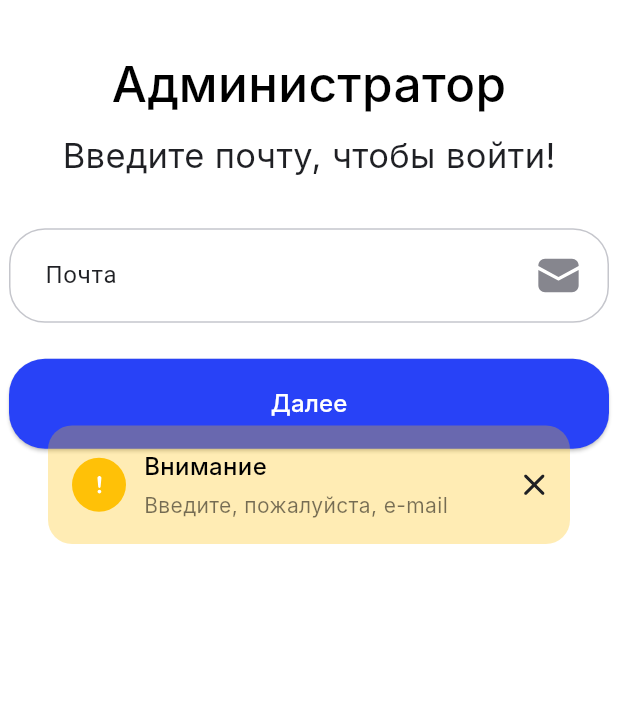
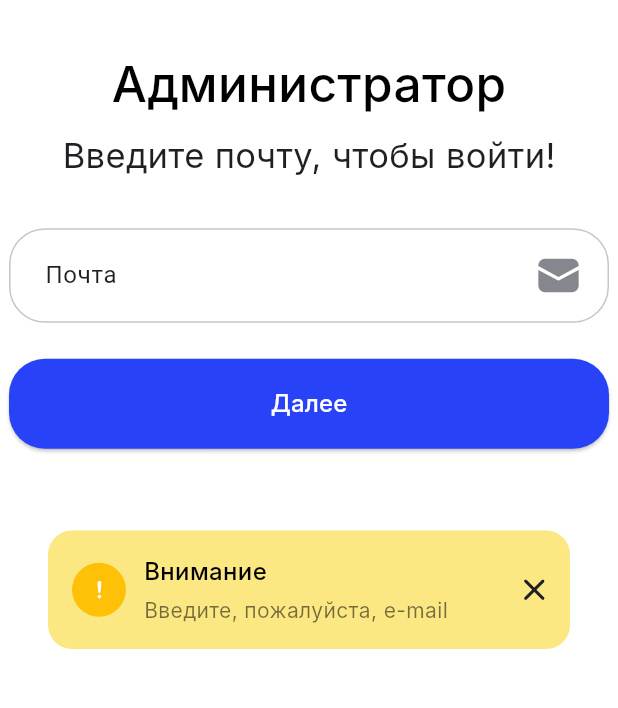
Before and after one commit to TP-Jobsy/jobsy-admin, a Flutter app: the screen it shows after launch, after a tap on "Далее", on a phone screen of 412 x 824 dp, the part 491-1199 px from its top. Run offline on Flutter 3.47's test engine with Material 3 defaults, Android fonts, the phone set to English and light mode, and no system bars; our stand-ins replace cached_network_image, flutter_secure_storage, flutter_svg; accounts and stored records are empty; network calls fail; Roboto replaces fonts that are missing (Inter).

Commit message:
feat: fix design

```diff
--- a/lib/model/error_snackbar.dart
+++ b/lib/model/error_snackbar.dart
@@ -18,7 +18,7 @@ class ErrorSnackbar {
       backgroundColor: Colors.transparent,
       elevation: 0,
       behavior: SnackBarBehavior.floating,
-      margin: const EdgeInsets.symmetric(horizontal: 16, vertical: 120),
+      margin: const EdgeInsets.symmetric(horizontal: 16, vertical: 50),
       duration: const Duration(seconds: 4),
       content: Container(
         padding: const EdgeInsets.all(16),
@@ -94,7 +94,7 @@ class ErrorSnackbar {
     switch (type) {
       case ErrorType.info:
         return _SnackbarConfig(
-          background: Palette.blue1.withOpacity(0.2),
+          background: Palette.blue1,
           iconBackground: Palette.blue1,
           iconWidget: SvgPicture.asset(
             'assets/icons/Info.svg',
@@ -104,7 +104,7 @@ class ErrorSnackbar {
         );
       case ErrorType.success:
         return _SnackbarConfig(
-          background: Palette.green.withOpacity(0.2),
+          background: Palette.success,
           iconBackground: Palette.green,
           iconWidget: SvgPicture.asset(
             'assets/icons/Success.svg',
@@ -114,7 +114,7 @@ class ErrorSnackbar {
         );
       case ErrorType.warning:
         return _SnackbarConfig(
-          background: Palette.orange.withOpacity(0.3),
+          background: Palette.warning,
           iconBackground: Palette.orange,
           iconWidget: SvgPicture.asset(
             'assets/icons/Warning.svg',
@@ -124,8 +124,8 @@ class ErrorSnackbar {
         );
       case ErrorType.error:
         return _SnackbarConfig(
-          background: Palette.red.withOpacity(0.3),
-          iconBackground: Palette.red.withOpacity(1),
+          background: Palette.error,
+          iconBackground: Palette.red,
           iconWidget: SvgPicture.asset(
             'assets/icons/Warning.svg',
             width: 24,
--- a/lib/util/palette.dart
+++ b/lib/util/palette.dart
@@ -27,4 +27,8 @@ class Palette {
   static const Color grey8 = Color(0xFF424242);
   static const Color grey7 = Color(0xFFD6D6D6);
   static const Color sky = Color(0xFF6FBAFF);
+  static const Color warning = Color(0xFFFCE883);
+  static const Color error = Color(0xFFFFBCAD);
+  static const Color success = Color(0xFFA8E4A0);
+
 }
```
